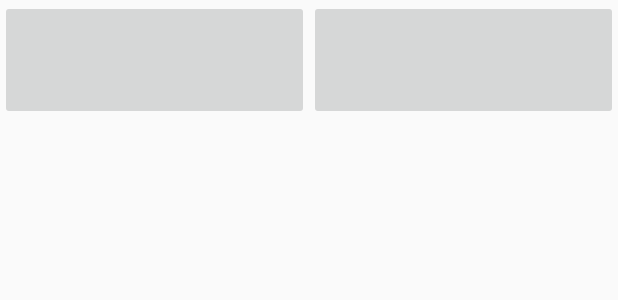
After one commit to HurricaneSeller/SweetsCollection, an Android app: the layout bottom_choose_layout2.xml on its own in the app's theme, with its tools: preview values and no code run, on a phone screen of 412 x 824 dp. The commit adds this screen. Shown: the top 300 px of the screen. Run offline under Robolectric (Android 15) with nearby library versions, the phone set to English and light mode, and no system bars.

Commit message:
basic jumping between two activities

```diff
--- a/app/src/main/java/com/example/unpigeon/listen/ListenActivity.java
+++ b/app/src/main/java/com/example/unpigeon/listen/ListenActivity.java
@@ -42,4 +42,9 @@ public class ListenActivity extends AppCompatActivity {
         transaction.commit();
     }
 
+    @Override
+    public void onBackPressed() {
+        super.onBackPressed();
+        finish();
+    }
 }
--- a/app/src/main/java/com/example/unpigeon/listen/ListenContract.java
+++ b/app/src/main/java/com/example/unpigeon/listen/ListenContract.java
@@ -2,7 +2,7 @@ package com.example.unpigeon.listen;
 
 public interface ListenContract {
     interface ListView{
-
+        void setPresenter(com.example.unpigeon.listen.list.ListPresenter listPresenter);
     }
     interface ListPresenter{
 
--- a/app/src/main/java/com/example/unpigeon/main/MainActivity.java
+++ b/app/src/main/java/com/example/unpigeon/main/MainActivity.java
@@ -71,7 +71,7 @@ public class MainActivity extends AppCompatActivity implements View.OnClickListe
         mTotalRecyclerView = findViewById(R.id.main_all_recycler_view);
         mExtendButton = findViewById(R.id.main_today_work_extend_button);
         mShowAllButton = findViewById(R.id.main_all_work_button);
-        mRecordButton = findViewById(R.id.main_record);
+        mRecordButton = findViewById(R.id.main_record1);
         mExtendButton.setOnClickListener(this);
         mShowAllButton.setOnClickListener(this);
         mRecordButton.setOnClickListener(this);
@@ -84,7 +84,7 @@ public class MainActivity extends AppCompatActivity implements View.OnClickListe
                 break;
             case R.id.main_today_work_extend_button:
                 break;
-            case R.id.main_record:
+            case R.id.main_record1:
                 Intent intent = new Intent(this, ListenActivity.class);
                 startActivity(intent);
                 break;
--- a/app/src/main/res/layout/activity_main.xml
+++ b/app/src/main/res/layout/activity_main.xml
@@ -83,5 +83,5 @@
         </RelativeLayout>
     </androidx.coordinatorlayout.widget.CoordinatorLayout>
 
-    <include layout="@layout/bottom_choose_layout" />
+    <include layout="@layout/bottom_choose_layout1" />
 </RelativeLayout>
--- a/app/src/main/res/layout/bottom_choose_layout.xml
+++ b/app/src/main/res/layout/bottom_choose_layout1.xml
@@ -5,13 +5,13 @@
     android:layout_height="80dp"
     android:layout_alignParentBottom="true">
     <ImageButton
-        android:id="@+id/main_task"
+        android:id="@+id/main_task1"
         android:layout_width="0dp"
         android:layout_height="match_parent"
         android:layout_weight="1" />
 
     <ImageButton
-        android:id="@+id/main_record"
+        android:id="@+id/main_record1"
         android:layout_width="0dp"
         android:layout_height="match_parent"
         android:layout_weight="1" />
--- /dev/null
+++ b/app/src/main/res/layout/bottom_choose_layout2.xml
@@ -0,0 +1,18 @@
+<?xml version="1.0" encoding="utf-8"?>
+<!--should be used in relative-layout, or need more constraint conditions-->
+<LinearLayout xmlns:android="http://schemas.android.com/apk/res/android"
+    android:layout_width="match_parent"
+    android:layout_height="80dp"
+    android:layout_alignParentBottom="true">
+    <ImageButton
+        android:id="@+id/main_task2"
+        android:layout_width="0dp"
+        android:layout_height="match_parent"
+        android:layout_weight="1" />
+
+    <ImageButton
+        android:id="@+id/main_record2"
+        android:layout_width="0dp"
+        android:layout_height="match_parent"
+        android:layout_weight="1" />
+</LinearLayout>
--- a/app/src/main/res/layout/fragment_list.xml
+++ b/app/src/main/res/layout/fragment_list.xml
@@ -41,5 +41,5 @@
         android:layout_below="@id/fra_list_search"
         android:layout_width="match_parent"
         android:layout_height="match_parent"/>
-    <include layout="@layout/bottom_choose_layout"/>
+    <include layout="@layout/bottom_choose_layout2"/>
 </RelativeLayout>
```
Also changed, not shown: app/src/main/java/com/example/unpigeon/listen/list/ListFragment.java (+40 -4 lines), mylibrary/build.gradle (+4 -4 lines), 1 other file.
